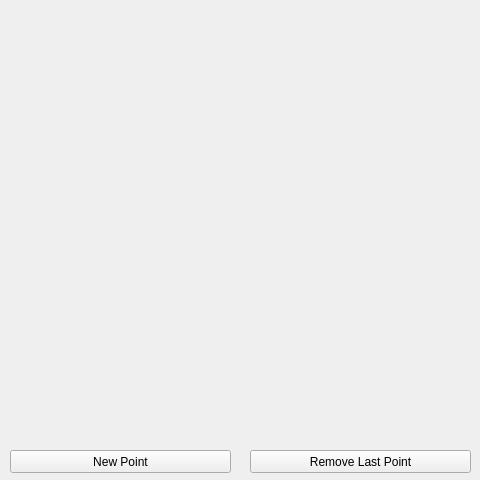
Qt form ui/my_floating_points.ui (M4n1us/floating_points) before a commit.
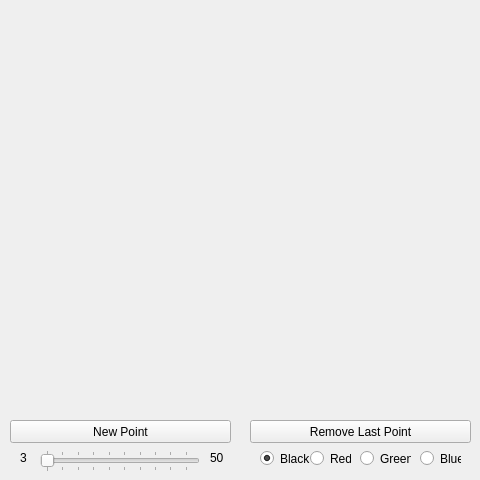
The same form after that commit.

Commit message: Added Color and Size options

```diff
--- a/ui/my_floating_points.ui
+++ b/ui/my_floating_points.ui
@@ -32,7 +32,7 @@
    <property name="geometry">
     <rect>
      <x>10</x>
-     <y>450</y>
+     <y>420</y>
      <width>221</width>
      <height>23</height>
     </rect>
@@ -48,7 +48,7 @@
    <property name="geometry">
     <rect>
      <x>250</x>
-     <y>450</y>
+     <y>420</y>
      <width>221</width>
      <height>23</height>
     </rect>
@@ -66,8 +66,117 @@
      <x>10</x>
      <y>10</y>
      <width>461</width>
-     <height>431</height>
+     <height>401</height>
     </rect>
+   </property>
+   <property name="autoFillBackground">
+    <bool>false</bool>
+   </property>
+  </widget>
+  <widget class="QSlider" name="sl_radius">
+   <property name="geometry">
+    <rect>
+     <x>40</x>
+     <y>450</y>
+     <width>160</width>
+     <height>22</height>
+    </rect>
+   </property>
+   <property name="minimum">
+    <number>3</number>
+   </property>
+   <property name="maximum">
+    <number>50</number>
+   </property>
+   <property name="orientation">
+    <enum>Qt::Horizontal</enum>
+   </property>
+   <property name="tickPosition">
+    <enum>QSlider::TicksBothSides</enum>
+   </property>
+   <property name="tickInterval">
+    <number>5</number>
+   </property>
+  </widget>
+  <widget class="QRadioButton" name="rb_black">
+   <property name="geometry">
+    <rect>
+     <x>260</x>
+     <y>450</y>
+     <width>51</width>
+     <height>17</height>
+    </rect>
+   </property>
+   <property name="text">
+    <string>Black</string>
+   </property>
+   <property name="checked">
+    <bool>true</bool>
+   </property>
+  </widget>
+  <widget class="QRadioButton" name="rb_red">
+   <property name="geometry">
+    <rect>
+     <x>310</x>
+     <y>450</y>
+     <width>41</width>
+     <height>17</height>
+    </rect>
+   </property>
+   <property name="text">
+    <string>Red</string>
+   </property>
+  </widget>
+  <widget class="QRadioButton" name="rb_green">
+   <property name="geometry">
+    <rect>
+     <x>360</x>
+     <y>450</y>
+     <width>51</width>
+     <height>17</height>
+    </rect>
+   </property>
+   <property name="text">
+    <string>Green</string>
+   </property>
+  </widget>
+  <widget class="QRadioButton" name="rb_blue">
+   <property name="geometry">
+    <rect>
+     <x>420</x>
+     <y>450</y>
+     <width>41</width>
+     <height>17</height>
+    </rect>
+   </property>
+   <property name="text">
+    <string>Blue</string>
+   </property>
+  </widget>
+  <widget class="QLabel" name="label">
+   <property name="geometry">
+    <rect>
+     <x>20</x>
+     <y>450</y>
+     <width>16</width>
+     <height>16</height>
+    </rect>
+   </property>
+   <property name="text">
+    <string>3</string>
+   </property>
+  </widget>
+  <widget class="QLabel" name="label_2">
+   <property name="geometry">
+    <rect>
+     <x>210</x>
+     <y>450</y>
+     <width>16</width>
+     <height>16</height>
+    </rect>
+   </property>
+   <property name="text">
+    <string>50</string>
    </property>
   </widget>
  </widget>
```
The commit also changes 2 other files.
